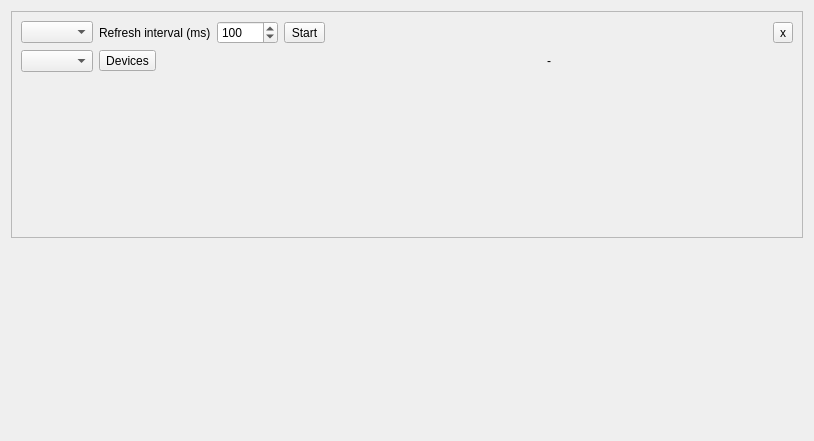
First picture: the form in MeasureEntry.ui, repository arthur469/HardwareSyncAI, before the edit.
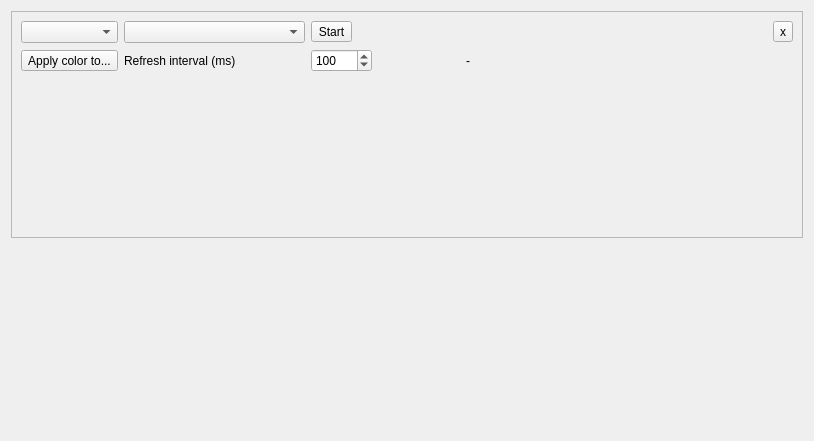
Second picture: the form after the edit. Custom widgets are drawn as their Qt base class.

Commit message: Measure entry layout review. Fixes #6

The edit to the form file:
```diff
--- a/MeasureEntry.ui
+++ b/MeasureEntry.ui
@@ -23,7 +23,36 @@
       <enum>QFrame::Raised</enum>
      </property>
      <layout class="QGridLayout" name="gridLayout_2">
-      <item row="2" column="0" colspan="6">
+      <item row="0" column="0">
+       <widget class="QComboBox" name="hardware"/>
+      </item>
+      <item row="0" column="6">
+       <widget class="QToolButton" name="remove">
+        <property name="text">
+         <string>x</string>
+        </property>
+       </widget>
+      </item>
+      <item row="1" column="4">
+       <widget class="QLabel" name="color_preview">
+        <property name="minimumSize">
+         <size>
+          <width>16</width>
+          <height>16</height>
+         </size>
+        </property>
+        <property name="maximumSize">
+         <size>
+          <width>16</width>
+          <height>16</height>
+         </size>
+        </property>
+        <property name="text">
+         <string/>
+        </property>
+       </widget>
+      </item>
+      <item row="2" column="0" colspan="7">
        <widget class="MeasureColor" name="measure_color" native="true">
         <property name="minimumSize">
          <size>
@@ -34,16 +63,23 @@
        </widget>
       </item>
       <item row="0" column="1">
+       <widget class="QComboBox" name="hardware_feature"/>
+      </item>
+      <item row="1" column="0">
+       <widget class="QToolButton" name="devices">
+        <property name="text">
+         <string>Apply color to...</string>
+        </property>
+       </widget>
+      </item>
+      <item row="1" column="1">
        <widget class="QLabel" name="refresh_interval_label">
         <property name="text">
          <string>Refresh interval (ms)</string>
         </property>
        </widget>
       </item>
-      <item row="0" column="0">
-       <widget class="QComboBox" name="hardware"/>
-      </item>
-      <item row="0" column="2">
+      <item row="1" column="2">
        <widget class="QSpinBox" name="refresh_interval">
         <property name="maximumSize">
          <size>
@@ -62,31 +98,14 @@
         </property>
        </widget>
       </item>
-      <item row="1" column="0">
-       <widget class="QComboBox" name="hardware_feature"/>
-      </item>
-      <item row="0" column="3">
+      <item row="0" column="2">
        <widget class="QToolButton" name="start_stop">
         <property name="text">
          <string>Start</string>
         </property>
        </widget>
       </item>
-      <item row="1" column="1">
-       <widget class="QToolButton" name="devices">
-        <property name="text">
-         <string>Devices</string>
-        </property>
-       </widget>
-      </item>
-      <item row="0" column="5">
-       <widget class="QToolButton" name="remove">
-        <property name="text">
-         <string>x</string>
-        </property>
-       </widget>
-      </item>
-      <item row="0" column="4">
+      <item row="0" column="4" colspan="2">
        <spacer name="horizontalSpacer">
         <property name="orientation">
          <enum>Qt::Horizontal</enum>
@@ -99,7 +118,7 @@
         </property>
        </spacer>
       </item>
-      <item row="1" column="4">
+      <item row="1" column="3">
        <widget class="QLabel" name="measure">
         <property name="text">
          <string>-</string>
@@ -109,25 +128,6 @@
         </property>
        </widget>
       </item>
-      <item row="1" column="3">
-       <widget class="QLabel" name="color_preview">
-        <property name="minimumSize">
-         <size>
-          <width>16</width>
-          <height>16</height>
-         </size>
-        </property>
-        <property name="maximumSize">
-         <size>
-          <width>16</width>
-          <height>16</height>
-         </size>
-        </property>
-        <property name="text">
-         <string/>
-        </property>
-       </widget>
-      </item>
      </layout>
     </widget>
    </item>
```
